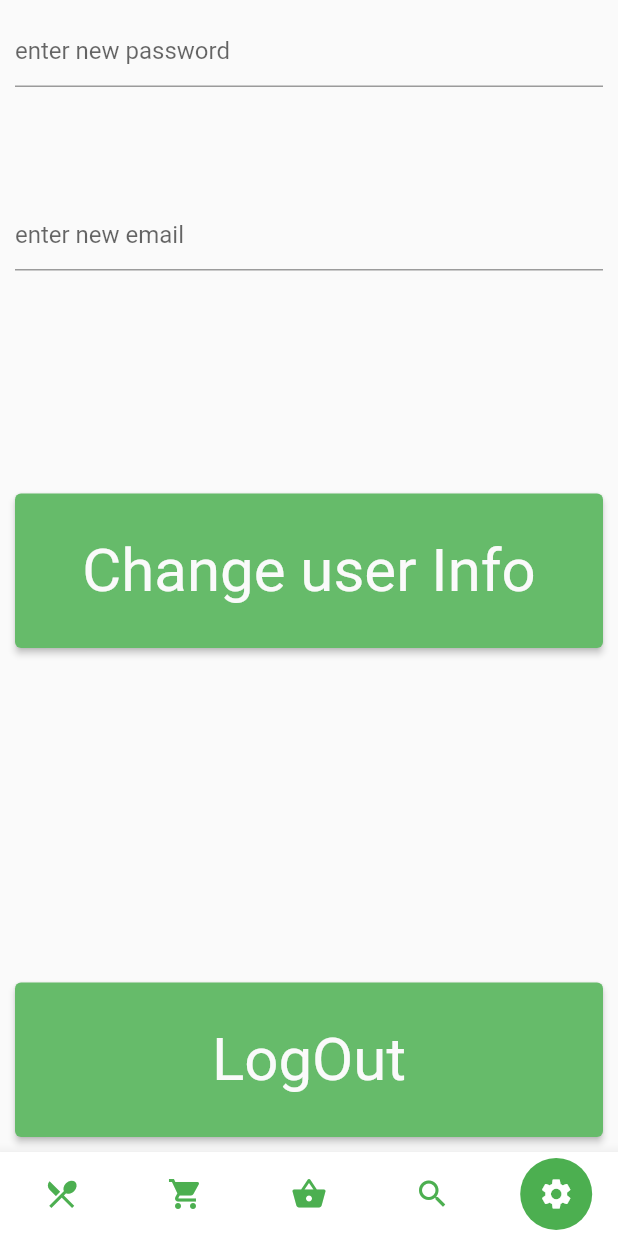
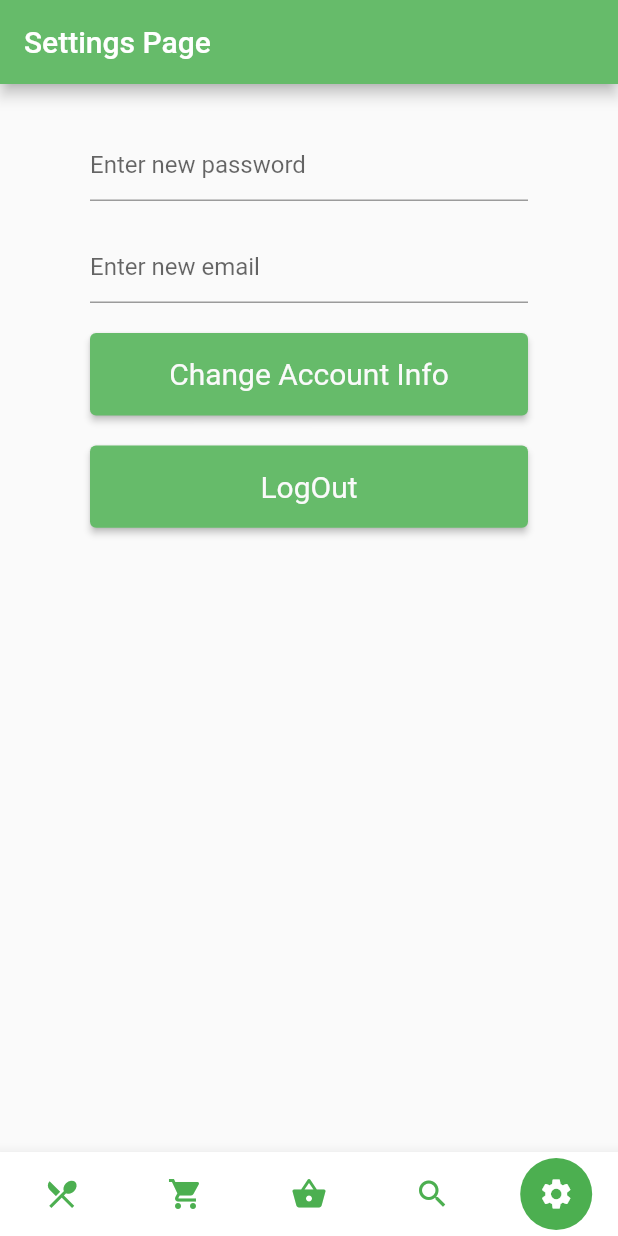
Before and after one commit to Tyler-McQueen/MagicRecipe, a Flutter app: the screen it shows once a user with an empty profile is signed in, item 5 of the bottom bar chosen, on a phone screen of 412 x 824 dp. Run offline on Flutter 3.47's test engine with Material 2 defaults, Android fonts, the light colour scheme and no system bars; drawn by our look-alikes of flutter_snake_navigationbar; our stand-ins replace cloud_firestore, firebase_auth, firebase_core, firebase_storage; missing offline and left inert: animated_snack_bar, dart:html, mobile_scanner, qr_code_scanner; accounts and stored records are empty; network calls fail.

Commit message:
formatting

```diff
--- a/Test_Project/test_project/lib/screens/pages/settings.dart
+++ b/Test_Project/test_project/lib/screens/pages/settings.dart
@@ -53,29 +53,34 @@ class _SettingsState extends State<Settings> {
     final screenWidth = MediaQuery.of(context).size.width;
 
     return Scaffold(
+      appBar: AppBar(
+          title: const Text('Settings Page'),
+          backgroundColor: Colors.green[400]),
       body: Container(
-        padding: EdgeInsets.all(10),
+        padding: const EdgeInsets.symmetric(vertical: 20.0, horizontal: 50.0),
         child: Column(
-          crossAxisAlignment: CrossAxisAlignment.start,
-          mainAxisAlignment: MainAxisAlignment.spaceEvenly,
-          children: [
-            TextFormField(
+          children: <Widget>[
+            Padding(
+                padding: const EdgeInsets.all(10),
+                child: TextFormField(
+                  // ignore: prefer_const_constructors
                   decoration: InputDecoration(
-                hintText: 'enter new password',
+                    hintText: 'Enter new password',
                   ),
                   controller: newPasswordController,
-            ),
-            Spacer(),
-            TextFormField(
+                )),
+            Padding(
+                padding: const EdgeInsets.all(10),
+                child: TextFormField(
                   decoration: InputDecoration(
-                hintText: 'enter new email',
+                    hintText: 'Enter new email',
                   ),
                   controller: newEmailController,
-            ),
-            Spacer(),
-            Spacer(),
-            ElevatedButton(
-              child: Text('Change user Info'),
+                )),
+            Padding(
+                padding: const EdgeInsets.all(10),
+                child: ElevatedButton(
+                  child: Text('Change Account Info'),
                   onPressed: () {
                     setState(() {
                       newPassword = newPasswordController.text;
@@ -85,26 +90,25 @@ class _SettingsState extends State<Settings> {
                   },
                   style: ElevatedButton.styleFrom(
                       padding: EdgeInsets.all(10.0),
-                  fixedSize: Size(screenWidth, screenHeight / 8),
-                  textStyle: TextStyle(fontSize: 40),
+                      fixedSize: Size(screenWidth, screenHeight / 15),
+                      textStyle: TextStyle(fontSize: 20),
                       primary: Colors.green[400],
                       onPrimary: Color.fromARGB(255, 250, 250, 250)),
-            ),
-            Spacer(),
-            Spacer(),
-            Spacer(),
-            ElevatedButton(
+                )),
+            Padding(
+                padding: const EdgeInsets.all(10),
+                child: ElevatedButton(
                   child: Text('LogOut'),
                   onPressed: () {
                     FirebaseAuth.instance.signOut();
                   },
                   style: ElevatedButton.styleFrom(
                       padding: EdgeInsets.all(10.0),
-                  fixedSize: Size(screenWidth, screenHeight / 8),
-                  textStyle: TextStyle(fontSize: 40),
+                      fixedSize: Size(screenWidth, screenHeight / 15),
+                      textStyle: TextStyle(fontSize: 20),
                       primary: Colors.green[400],
                       onPrimary: Color.fromARGB(255, 250, 250, 250)),
-            ),
+                )),
           ],
         ),
       ),
```
Also changed, not shown: Test_Project/test_project/pubspec.lock. Lines whose indentation alone changed are shown as unchanged.
